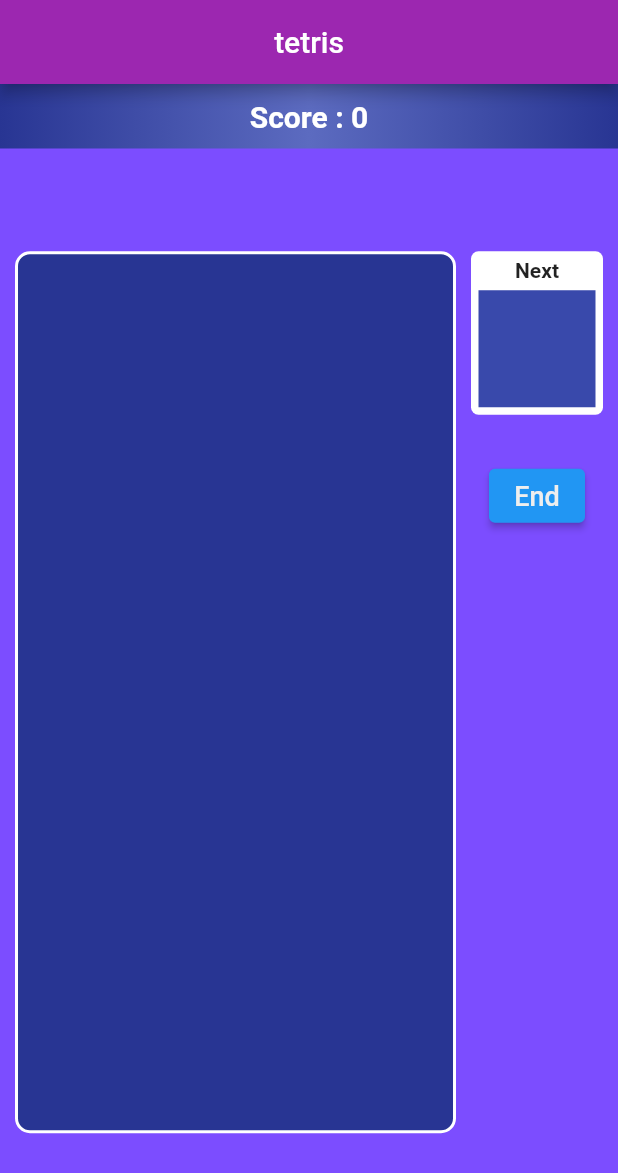
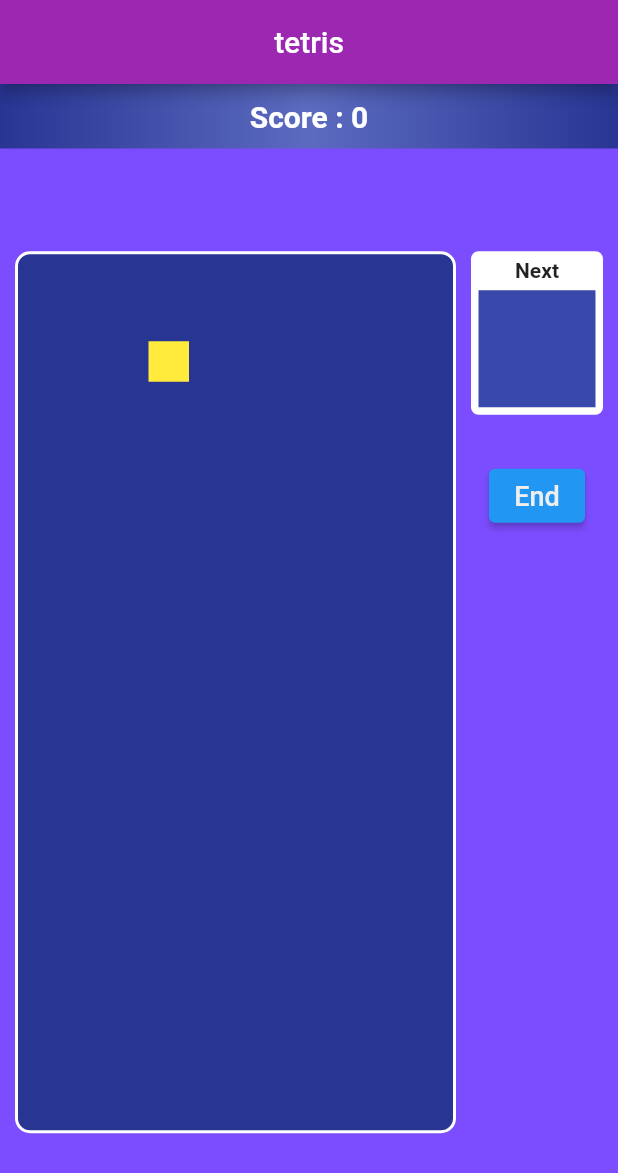
Before and after one commit to tomohiro1105/flutter_project, a Flutter app: the screen it shows after launch, after a tap on "Start", on a phone screen of 412 x 824 dp. Shown: the top 1173 px of the screen. Run offline on Flutter 3.47's test engine with Material 2 defaults, Android fonts, the phone set to English and light mode, and no system bars.

Commit message:
2021/07/11 設定ファイルも含めすべてコミット

```diff
--- a/tetris_mobile_app/lib/game.dart
+++ b/tetris_mobile_app/lib/game.dart
@@ -86,24 +86,32 @@ class GameState extends State{
   Widget getPositionedSquareContainer(Color color, int x, int y){
     print("color: $color,x: $x,y: $y");
     return Positioned(
-
-      //ビクセル座標(絶対座標)
-      left: x * subBlockWidth,
-      top: y * subBlockWidth,
-      child: Container(
+      //     Positioned(
+        left: x * subBlockWidth,
+        top: y * subBlockWidth,
         width: subBlockWidth - SUB_BLOCK_EDGE_WIDTH,
         height: subBlockWidth - SUB_BLOCK_EDGE_WIDTH,
-        decoration: BoxDecoration(
-          color: color,
-          // BorderまたはBoxDecotationを描画するときに使う形状。circle（円）とrectangle（長方形）が選べる
-          shape: BoxShape.rectangle,
-          borderRadius: BorderRadius.all(const Radius.circular(3.0)),
-        ),
-      ),
+        child: Container(color: Colors.yellow,),
+
+      //     ),
+      //ビクセル座標(絶対座標)
+      // left: x * subBlockWidth,
+      // top: y * subBlockWidth,
+      // child: Container(
+      //   width: subBlockWidth - SUB_BLOCK_EDGE_WIDTH,
+      //   height: subBlockWidth - SUB_BLOCK_EDGE_WIDTH,
+      //   decoration: BoxDecoration(
+      //     color: color,
+      //     // BorderまたはBoxDecotationを描画するときに使う形状。circle（円）とrectangle（長方形）が選べる
+      //     shape: BoxShape.rectangle,
+      //     borderRadius: BorderRadius.all(const Radius.circular(3.0)),
+      //   ),
+      // ),
     );
   }
   // ブロックを描画する
-  //TODO：subBlocksにPositionedの要素を入れて表示されると、ブロックが表示されない不具合改修（だだ配列に詰めないでブロックを表示するとちゃんと表示される）
+  //TODO：subBlocksにPositionedの要素を入れて表示されると、ブロックが表示されない不具合改修
+  // （だだ配列に詰めないでブロックを表示するとちゃんと表示される）
 
   // ignore: missing_return
   Widget drawBlocks(){
@@ -112,34 +120,28 @@ class GameState extends State{
     // サブブロックは、配置可能なWidgetのリストとして宣言する
     print("block : $block");
     List<Positioned> subBlocks = [];
-    // ブロックを作る＝各サブブロックをループし、それぞれをコンテナに変換する
-    block.subBlocks.forEach((subBlock){
-      subBlocks.add(
-          getPositionedSquareContainer(
-        //絶対座標にする（サブブロックの座標はブロックの相対位置なのでそれぞれ足す）
-        subBlock.color, subBlock.x + block.x, subBlock.y + block.y));
-      return Stack(children: subBlocks,);
-    });
+    // // ブロックを作る＝各サブブロックをループし、それぞれをコンテナに変換する
+    // block.subBlocks.forEach((subBlock){
+    //   subBlocks.add(
+    //       getPositionedSquareContainer(
+    //     //絶対座標にする（サブブロックの座標はブロックの相対位置なのでそれぞれ足す）
+    //     subBlock.color, subBlock.x + block.x, subBlock.y + block.y));
+    //   return Stack(children: subBlocks,);
+    // });
+    // print("subBlocks++++++++ : $subBlocks");
 
     // TODO: 削除予定　下のreturn Stack();
-    // return Stack(
-    //   children: <Widget>[
-    //     Positioned(
-    //       left: subBlockWidth,
-    //       top: subBlockWidth,
-    //       width: subBlockWidth - SUB_BLOCK_EDGE_WIDTH,
-    //       height: subBlockWidth - SUB_BLOCK_EDGE_WIDTH,
-    //       child: Container(color: Colors.yellow,),
-    //     ),
-    //     Positioned(
-    //       left: 100.0,
-    //       top: 100.0,
-    //       right: 100.0,
-    //       bottom: 200.0,
-    //       child: Container(color: Colors.green,),
-    //     ),
-    //   ],
-    // );
+    return Stack(
+      children: <Widget>[
+        Positioned(
+          left: 3 * subBlockWidth,
+          top: 2 * subBlockWidth,
+          width: subBlockWidth - SUB_BLOCK_EDGE_WIDTH,
+          height: subBlockWidth - SUB_BLOCK_EDGE_WIDTH,
+          child: Container(color: Colors.yellow,),
+        ),
+      ],
+    );
   }
 
   @override
--- a/tetris_mobile_app/pubspec.yaml
+++ b/tetris_mobile_app/pubspec.yaml
@@ -23,7 +23,6 @@ environment:
 dependencies:
   flutter:
     sdk: flutter
-
 
   # The following adds the Cupertino Icons font to your application.
   # Use with the CupertinoIcons class for iOS style icons.
```
Also changed, not shown: tetris_mobile_app/pubspec.lock.
